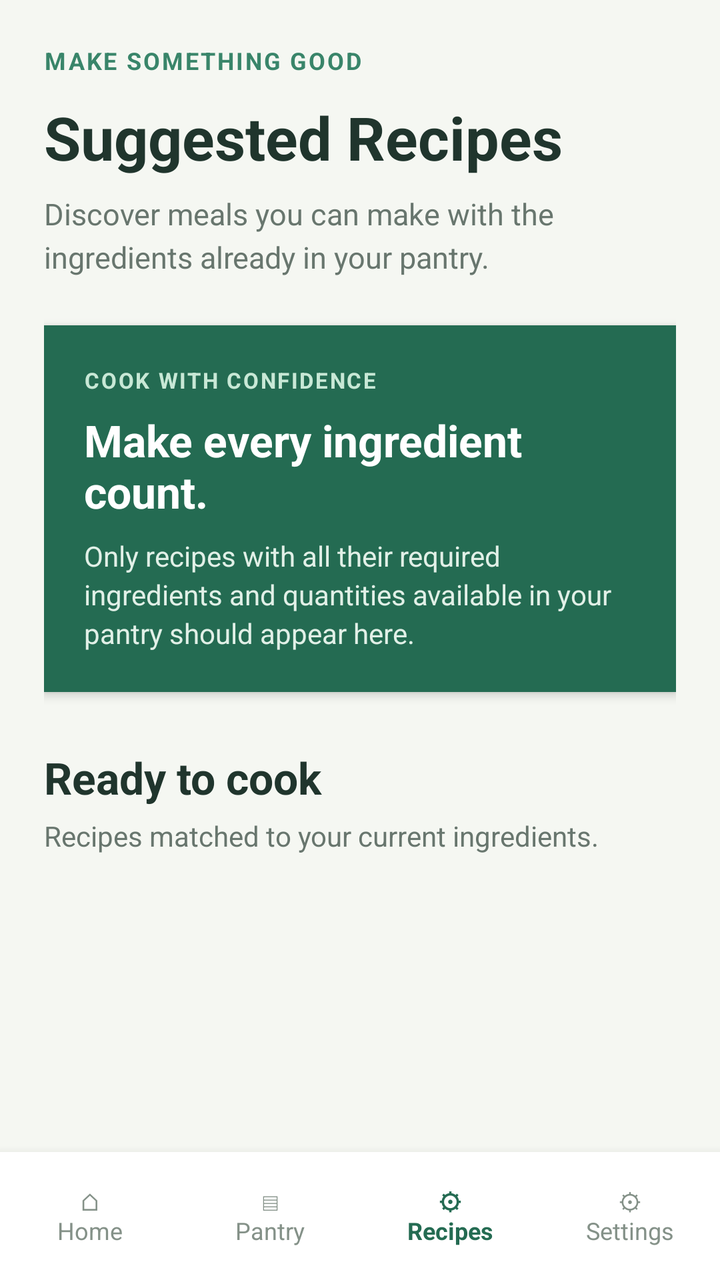
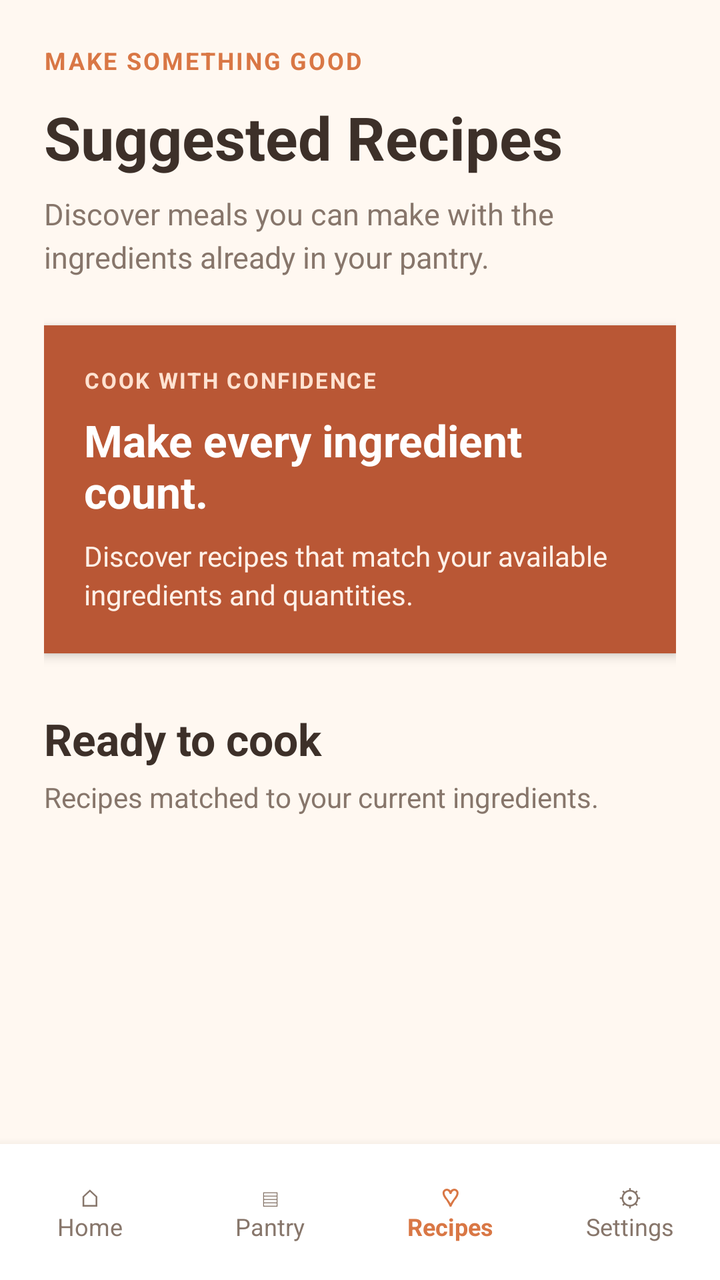

Two renders of the same Android screen: before a commit and after it. Below are the layout's source before the change and the commit's diff.
<!-- AndroidManifest.xml: application theme Theme.SmartPantryManager -->
<!-- res/layout/activity_suggested_recipes.xml -->
<?xml version="1.0" encoding="utf-8"?>
<LinearLayout
    xmlns:android="http://schemas.android.com/apk/res/android"
    android:layout_width="match_parent"
    android:layout_height="match_parent"
    android:orientation="vertical"
    android:background="#F5F7F2">

    <ScrollView
        android:layout_width="match_parent"
        android:layout_height="0dp"
        android:layout_weight="1"
        android:fillViewport="true">

        <LinearLayout
            android:layout_width="match_parent"
            android:layout_height="wrap_content"
            android:orientation="vertical"
            android:padding="22dp">

            <TextView
                android:layout_width="wrap_content"
                android:layout_height="wrap_content"
                android:text="MAKE SOMETHING GOOD"
                android:textColor="#39856A"
                android:textSize="12sp"
                android:textStyle="bold"
                android:letterSpacing="0.08" />

            <TextView
                android:layout_width="match_parent"
                android:layout_height="wrap_content"
                android:layout_marginTop="10dp"
                android:text="Suggested Recipes"
                android:textColor="#20352D"
                android:textSize="30sp"
                android:textStyle="bold" />

            <TextView
                android:layout_width="match_parent"
                android:layout_height="wrap_content"
                android:layout_marginTop="8dp"
                android:text="Discover meals you can make with the ingredients already in your pantry."
                android:textColor="#68766E"
                android:textSize="15sp"
                android:lineSpacingExtra="4dp" />

            <LinearLayout
                android:layout_width="match_parent"
                android:layout_height="wrap_content"
                android:layout_marginTop="24dp"
                android:orientation="vertical"
                android:padding="20dp"
                android:background="#246B52"
                android:elevation="3dp">

                <TextView
                    android:layout_width="wrap_content"
                    android:layout_height="wrap_content"
                    android:text="COOK WITH CONFIDENCE"
                    android:textColor="#C8E8D6"
                    android:textSize="11sp"
                    android:textStyle="bold"
                    android:letterSpacing="0.08" />

                <TextView
                    android:layout_width="match_parent"
                    android:layout_height="wrap_content"
                    android:layout_marginTop="8dp"
                    android:text="Make every ingredient count."
                    android:textColor="#FFFFFF"
                    android:textSize="22sp"
                    android:textStyle="bold" />

                <TextView
                    android:layout_width="match_parent"
                    android:layout_height="wrap_content"
                    android:layout_marginTop="8dp"
                    android:text="Only recipes with all their required ingredients and quantities available in your pantry should appear here."
                    android:textColor="#E1F0E7"
                    android:textSize="14sp"
                    android:lineSpacingExtra="3dp" />

            </LinearLayout>

            <TextView
                android:layout_width="match_parent"
                android:layout_height="wrap_content"
                android:layout_marginTop="28dp"
                android:text="Ready to cook"
                android:textColor="#20352D"
                android:textSize="22sp"
                android:textStyle="bold" />

            <TextView
                android:layout_width="match_parent"
                android:layout_height="wrap_content"
                android:layout_marginTop="5dp"
                android:layout_marginBottom="16dp"
                android:text="Recipes matched to your current ingredients."
                android:textColor="#68766E"
                android:textSize="14sp" />

            <TextView
                android:id="@+id/txtEmptyRecipes"
                android:layout_width="match_parent"
                android:layout_height="wrap_content"
                android:padding="24dp"
                android:background="#FFFFFF"
                android:gravity="center"
                android:text="No matching recipes yet.\n\nAdd more ingredients to your pantry to discover meals you can make."
                android:textColor="#68766E"
                android:textSize="15sp"
                android:lineSpacingExtra="4dp"
                android:visibility="gone" />

            <androidx.recyclerview.widget.RecyclerView
                android:id="@+id/recyclerRecipes"
                android:layout_width="match_parent"
                android:layout_height="wrap_content"
                android:nestedScrollingEnabled="false" />

        </LinearLayout>

    </ScrollView>

    

    <LinearLayout
        android:layout_width="match_parent"
        android:layout_height="64dp"
        android:orientation="horizontal"
        android:background="#FFFFFF"
        android:elevation="8dp"
        android:gravity="center_vertical">

        <TextView
            android:layout_width="0dp"
            android:layout_height="match_parent"
            android:layout_weight="1"
            android:gravity="center"
            android:text="⌂\nHome"
            android:textColor="#849188"
            android:textSize="12sp"
            android:clickable="true"
            android:focusable="true"
            android:onClick="openHome" />

        <TextView
            android:layout_width="0dp"
            android:layout_height="match_parent"
            android:layout_weight="1"
            android:gravity="center"
            android:text="▤\nPantry"
            android:textColor="#849188"
            android:textSize="12sp"
            android:clickable="true"
            android:focusable="true"
            android:onClick="openPantry" />

        <TextView
            android:layout_width="0dp"
            android:layout_height="match_parent"
            android:layout_weight="1"
            android:gravity="center"
            android:text="⚙\nRecipes"
            android:textColor="#246B52"
            android:textStyle="bold"
            android:textSize="12sp" />

        <TextView
            android:layout_width="0dp"
            android:layout_height="match_parent"
            android:layout_weight="1"
            android:gravity="center"
            android:text="⚙\nSettings"
            android:textColor="#849188"
            android:textSize="12sp"
            android:clickable="true"
            android:focusable="true"
            android:onClick="openSettings" />

    </LinearLayout>

</LinearLayout>
<!-- resources referenced by this layout -->
<resources>
  <style name="Theme.SmartPantryManager" parent="Base.Theme.SmartPantryManager" />
  <style name="Base.Theme.SmartPantryManager" parent="Theme.Material3.DayNight.NoActionBar">
          
          
      </style>
</resources>

<!-- the commit's change to res/layout/activity_suggested_recipes.xml (unified diff, before → after) -->
@@ -4,7 +4,7 @@
     android:layout_width="match_parent"
     android:layout_height="match_parent"
     android:orientation="vertical"
-    android:background="#F5F7F2">
+    android:background="#FFF8F1">
 
     <ScrollView
         android:layout_width="match_parent"
@@ -18,11 +18,13 @@
             android:orientation="vertical"
             android:padding="22dp">
 
+            
+
             <TextView
                 android:layout_width="wrap_content"
                 android:layout_height="wrap_content"
                 android:text="MAKE SOMETHING GOOD"
-                android:textColor="#39856A"
+                android:textColor="#D97745"
                 android:textSize="12sp"
                 android:textStyle="bold"
                 android:letterSpacing="0.08" />
@@ -32,7 +34,7 @@
                 android:layout_height="wrap_content"
                 android:layout_marginTop="10dp"
                 android:text="Suggested Recipes"
-                android:textColor="#20352D"
+                android:textColor="#3D3029"
                 android:textSize="30sp"
                 android:textStyle="bold" />
 
@@ -41,9 +43,11 @@
                 android:layout_height="wrap_content"
                 android:layout_marginTop="8dp"
                 android:text="Discover meals you can make with the ingredients already in your pantry."
-                android:textColor="#68766E"
+                android:textColor="#87766B"
                 android:textSize="15sp"
                 android:lineSpacingExtra="4dp" />
+
+            
 
             <LinearLayout
                 android:layout_width="match_parent"
@@ -51,14 +55,14 @@
                 android:layout_marginTop="24dp"
                 android:orientation="vertical"
                 android:padding="20dp"
-                android:background="#246B52"
+                android:background="#B95735"
                 android:elevation="3dp">
 
                 <TextView
                     android:layout_width="wrap_content"
                     android:layout_height="wrap_content"
                     android:text="COOK WITH CONFIDENCE"
-                    android:textColor="#C8E8D6"
+                    android:textColor="#FFE2D1"
                     android:textSize="11sp"
                     android:textStyle="bold"
                     android:letterSpacing="0.08" />
@@ -76,19 +80,21 @@
                     android:layout_width="match_parent"
                     android:layout_height="wrap_content"
                     android:layout_marginTop="8dp"
-                    android:text="Only recipes with all their required ingredients and quantities available in your pantry should appear here."
-                    android:textColor="#E1F0E7"
+                    android:text="Discover recipes that match your available ingredients and quantities."
+                    android:textColor="#FFF0E7"
                     android:textSize="14sp"
                     android:lineSpacingExtra="3dp" />
 
             </LinearLayout>
 
+            
+
             <TextView
                 android:layout_width="match_parent"
                 android:layout_height="wrap_content"
                 android:layout_marginTop="28dp"
                 android:text="Ready to cook"
-                android:textColor="#20352D"
+                android:textColor="#3D3029"
                 android:textSize="22sp"
                 android:textStyle="bold" />
 
@@ -98,8 +104,10 @@
                 android:layout_marginTop="5dp"
                 android:layout_marginBottom="16dp"
                 android:text="Recipes matched to your current ingredients."
-                android:textColor="#68766E"
+                android:textColor="#87766B"
                 android:textSize="14sp" />
+
+            
 
             <TextView
                 android:id="@+id/txtEmptyRecipes"
@@ -109,16 +117,20 @@
                 android:background="#FFFFFF"
                 android:gravity="center"
                 android:text="No matching recipes yet.\n\nAdd more ingredients to your pantry to discover meals you can make."
-                android:textColor="#68766E"
+                android:textColor="#87766B"
                 android:textSize="15sp"
                 android:lineSpacingExtra="4dp"
                 android:visibility="gone" />
 
+            
+
             <androidx.recyclerview.widget.RecyclerView
                 android:id="@+id/recyclerRecipes"
                 android:layout_width="match_parent"
                 android:layout_height="wrap_content"
-                android:nestedScrollingEnabled="false" />
+                android:nestedScrollingEnabled="false"
+                android:clipToPadding="false"
+                android:paddingBottom="12dp" />
 
         </LinearLayout>
 
@@ -128,57 +140,74 @@
 
     <LinearLayout
         android:layout_width="match_parent"
-        android:layout_height="64dp"
+        android:layout_height="68dp"
         android:orientation="horizontal"
         android:background="#FFFFFF"
         android:elevation="8dp"
-        android:gravity="center_vertical">
-
-        <TextView
+        android:gravity="center"
+        android:paddingTop="4dp"
+        android:paddingBottom="4dp">
+
+        
+
+        <TextView
+            android:id="@+id/navHome"
             android:layout_width="0dp"
             android:layout_height="match_parent"
             android:layout_weight="1"
             android:gravity="center"
             android:text="⌂\nHome"
-            android:textColor="#849188"
-            android:textSize="12sp"
-            android:clickable="true"
-            android:focusable="true"
-            android:onClick="openHome" />
-
-        <TextView
+            android:textColor="#87766B"
+            android:textSize="12sp"
+            android:clickable="true"
+            android:focusable="true"
+            android:background="?android:attr/selectableItemBackground" />
+
+        
+
+        <TextView
+            android:id="@+id/navPantry"
             android:layout_width="0dp"
             android:layout_height="match_parent"
             android:layout_weight="1"
             android:gravity="center"
             android:text="▤\nPantry"
-            android:textColor="#849188"
-            android:textSize="12sp"
-            android:clickable="true"
-            android:focusable="true"
-            android:onClick="openPantry" />
-
-        <TextView
-            android:layout_width="0dp"
-            android:layout_height="match_parent"
-            android:layout_weight="1"
-            android:gravity="center"
-            android:text="⚙\nRecipes"
-            android:textColor="#246B52"
+            android:textColor="#87766B"
+            android:textSize="12sp"
+            android:clickable="true"
+            android:focusable="true"
+            android:background="?android:attr/selectableItemBackground" />
+
+        
+
+        <TextView
+            android:id="@+id/navRecipes"
+            android:layout_width="0dp"
+            android:layout_height="match_parent"
+            android:layout_weight="1"
+            android:gravity="center"
+            android:text="♡\nRecipes"
+            android:textColor="#D97745"
             android:textStyle="bold"
-            android:textSize="12sp" />
-
-        <TextView
+            android:textSize="12sp"
+            android:clickable="true"
+            android:focusable="true"
+            android:background="?android:attr/selectableItemBackground" />
+
+        
+
+        <TextView
+            android:id="@+id/navSettings"
             android:layout_width="0dp"
             android:layout_height="match_parent"
             android:layout_weight="1"
             android:gravity="center"
             android:text="⚙\nSettings"
-            android:textColor="#849188"
-            android:textSize="12sp"
-            android:clickable="true"
-            android:focusable="true"
-            android:onClick="openSettings" />
+            android:textColor="#87766B"
+            android:textSize="12sp"
+            android:clickable="true"
+            android:focusable="true"
+            android:background="?android:attr/selectableItemBackground" />
 
     </LinearLayout>
 
